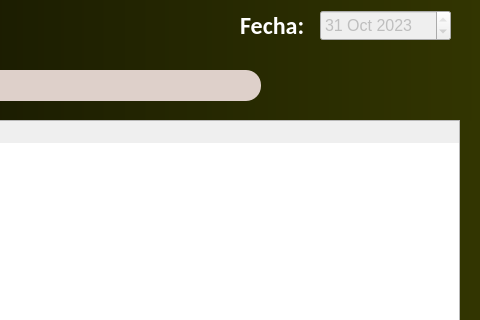
Qt form src/otros_recursos/GUI/TrabajadorBuscar.ui (JosueDanielGarciaBetancourt/CalculoSueldosProject) before a commit; both pictures show x 600 to 1080 and y 0 to 320 of the 1080 by 620 pixel window.
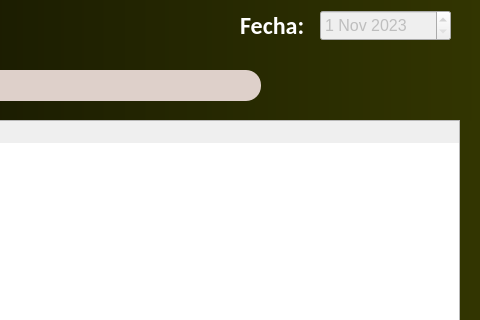
The same form after that commit. Icons and pictures are not drawn.

The edit to the form file:
```diff
--- a/src/otros_recursos/GUI/TrabajadorBuscar.ui
+++ b/src/otros_recursos/GUI/TrabajadorBuscar.ui
@@ -156,12 +156,12 @@
     </property>
     <property name="dateTime">
      <datetime>
-      <hour>14</hour>
+      <hour>0</hour>
       <minute>0</minute>
       <second>0</second>
       <year>2023</year>
-      <month>10</month>
-      <day>31</day>
+      <month>11</month>
+      <day>1</day>
      </datetime>
     </property>
    </widget>
```
Left out of the diff: 9 changed lines with no effect on the pictures.
